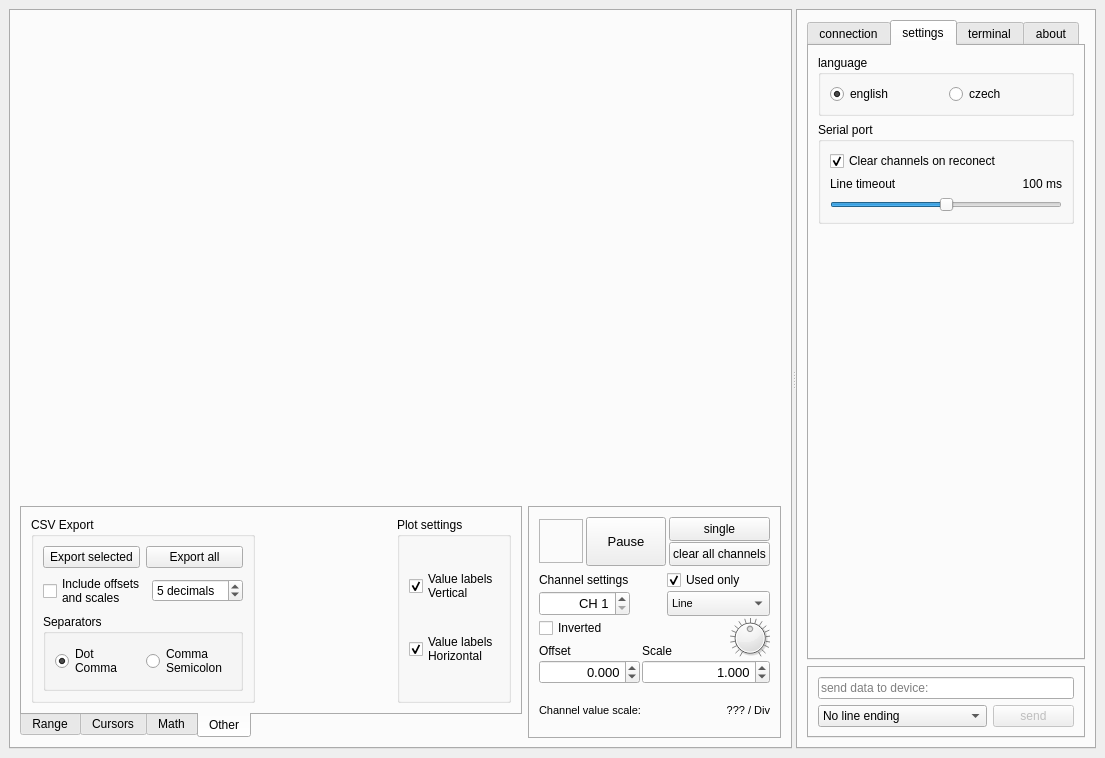
jirimaier/DataPlotter, file mainwindow.ui: the form before one commit.
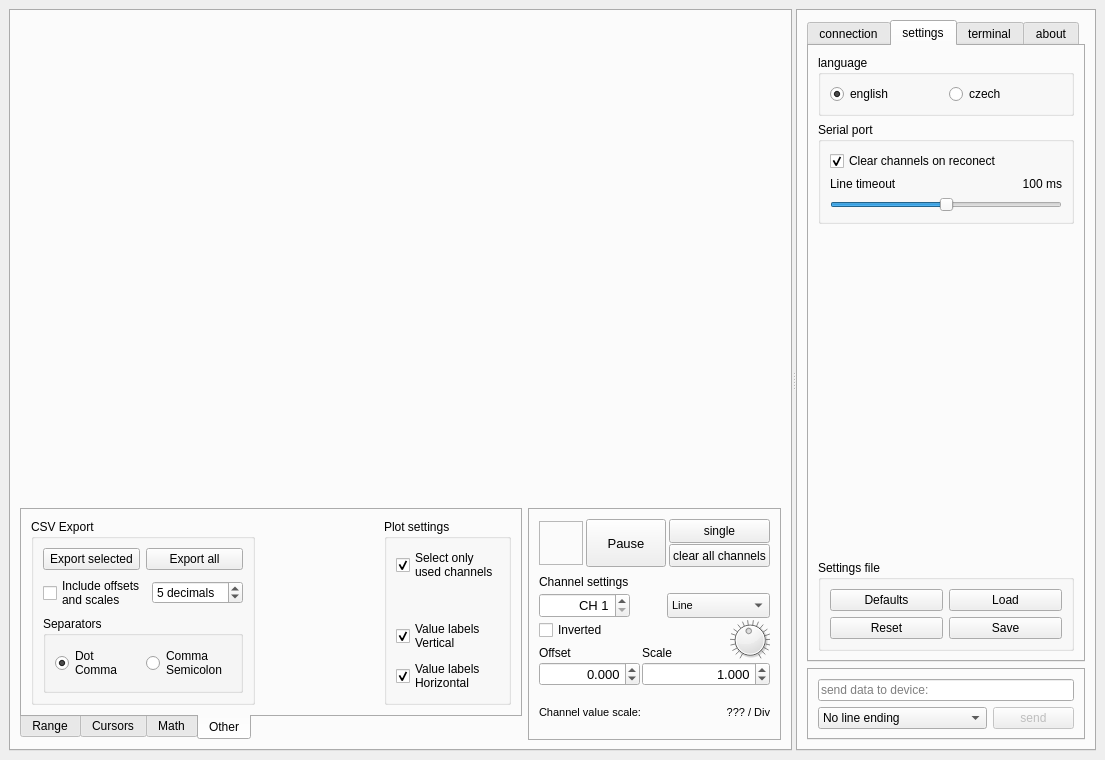
The form after the commit. The open tabs and pages were chosen to show the change. Icons and pictures are not drawn. Custom widgets are drawn as their Qt base class.

Patch:
```diff
--- a/mainwindow.ui
+++ b/mainwindow.ui
@@ -7,7 +7,7 @@
     <x>0</x>
     <y>0</y>
     <width>1105</width>
-    <height>758</height>
+    <height>760</height>
    </rect>
   </property>
   <property name="windowTitle">
@@ -1819,6 +1819,30 @@
                   <string>Plot settings</string>
                  </property>
                  <layout class="QVBoxLayout" name="verticalLayout_25">
+                  <item>
+                   <widget class="QCheckBox" name="checkBoxSelectOnlyUsed">
+                    <property name="text">
+                     <string>Select only
+used channels</string>
+                    </property>
+                    <property name="checked">
+                     <bool>true</bool>
+                    </property>
+                   </widget>
+                  </item>
+                  <item>
+                   <spacer name="verticalSpacer_10">
+                    <property name="orientation">
+                     <enum>Qt::Vertical</enum>
+                    </property>
+                    <property name="sizeHint" stdset="0">
+                     <size>
+                      <width>20</width>
+                      <height>0</height>
+                     </size>
+                    </property>
+                   </spacer>
+                  </item>
                   <item>
                    <widget class="QCheckBox" name="checkBoxVerticalValues">
                     <property name="sizePolicy">
@@ -2079,16 +2103,6 @@
                    </property>
                   </widget>
                  </item>
-                 <item row="0" column="2">
-                  <widget class="QCheckBox" name="checkBoxSelectOnlyUsed">
-                   <property name="text">
-                    <string>Used only</string>
-                   </property>
-                   <property name="checked">
-                    <bool>true</bool>
-                   </property>
-                  </widget>
-                 </item>
                  <item row="1" column="0">
                   <widget class="QSpinBox" name="spinBoxChannelSelect">
                    <property name="sizePolicy">
@@ -2321,7 +2335,7 @@
                       <number>3</number>
                      </property>
                      <property name="maximum">
-                      <number>21</number>
+                      <number>22</number>
                      </property>
                      <property name="pageStep">
                       <number>1</number>
@@ -2333,7 +2347,7 @@
                       <bool>false</bool>
                      </property>
                      <property name="notchTarget">
-                      <double>1.000000000000000</double>
+                      <double>2.000000000000000</double>
                      </property>
                      <property name="notchesVisible">
                       <bool>true</bool>
@@ -2372,7 +2386,7 @@
                       <number>3</number>
                      </property>
                      <property name="minimum">
-                      <double>-1000000.000000000000000</double>
+                      <double>0.001000000000000</double>
                      </property>
                      <property name="maximum">
                       <double>1000000.000000000000000</double>
@@ -3100,6 +3114,43 @@
                </property>
               </spacer>
              </item>
+             <item>
+              <widget class="QGroupBox" name="groupBox_11">
+               <property name="title">
+                <string>Settings file</string>
+               </property>
+               <layout class="QGridLayout" name="gridLayout_6">
+                <item row="0" column="0">
+                 <widget class="QPushButton" name="pushButtonDefaults">
+                  <property name="text">
+                   <string>Defaults</string>
+                  </property>
+                 </widget>
+                </item>
+                <item row="0" column="1">
+                 <widget class="QPushButton" name="pushButtonLoadFile">
+                  <property name="text">
+                   <string>Load</string>
+                  </property>
+                 </widget>
+                </item>
+                <item row="1" column="0">
+                 <widget class="QPushButton" name="pushButtonReset">
+                  <property name="text">
+                   <string>Reset</string>
+                  </property>
+                 </widget>
+                </item>
+                <item row="1" column="1">
+                 <widget class="QPushButton" name="pushButtonSaveSettings">
+                  <property name="text">
+                   <string>Save</string>
+                  </property>
+                 </widget>
+                </item>
+               </layout>
+              </widget>
+             </item>
             </layout>
            </widget>
            <widget class="QWidget" name="tab_9">
```
Left out of the diff: 173 changed lines with no effect on the pictures.
